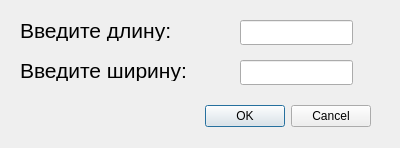
First picture: the form in Lab1/Task2/rectangledialog.ui, repository ahahaharu/OAiP_Labs, before the edit.
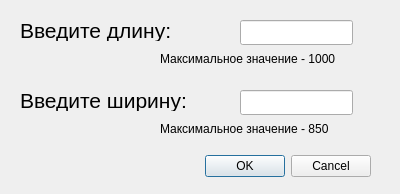
Second picture: the form after the edit.

Diff of the .ui file:
```diff
--- a/Lab1/Task2/rectangledialog.ui
+++ b/Lab1/Task2/rectangledialog.ui
@@ -7,7 +7,7 @@
     <x>0</x>
     <y>0</y>
     <width>400</width>
-    <height>148</height>
+    <height>194</height>
    </rect>
   </property>
   <property name="windowTitle">
@@ -17,7 +17,7 @@
    <property name="geometry">
     <rect>
      <x>30</x>
-     <y>100</y>
+     <y>150</y>
      <width>341</width>
      <height>32</height>
     </rect>
@@ -51,7 +51,7 @@
    <property name="geometry">
     <rect>
      <x>20</x>
-     <y>60</y>
+     <y>90</y>
      <width>181</width>
      <height>21</height>
     </rect>
@@ -79,12 +79,38 @@
    <property name="geometry">
     <rect>
      <x>240</x>
-     <y>60</y>
+     <y>90</y>
      <width>113</width>
      <height>25</height>
     </rect>
    </property>
   </widget>
+  <widget class="QLabel" name="label_3">
+   <property name="geometry">
+    <rect>
+     <x>160</x>
+     <y>50</y>
+     <width>231</width>
+     <height>17</height>
+    </rect>
+   </property>
+   <property name="text">
+    <string>Максимальное значение - 1000</string>
+   </property>
+  </widget>
+  <widget class="QLabel" name="label_4">
+   <property name="geometry">
+    <rect>
+     <x>160</x>
+     <y>120</y>
+     <width>231</width>
+     <height>17</height>
+    </rect>
+   </property>
+   <property name="text">
+    <string>Максимальное значение - 850</string>
+   </property>
+  </widget>
  </widget>
  <resources/>
  <connections>
```
